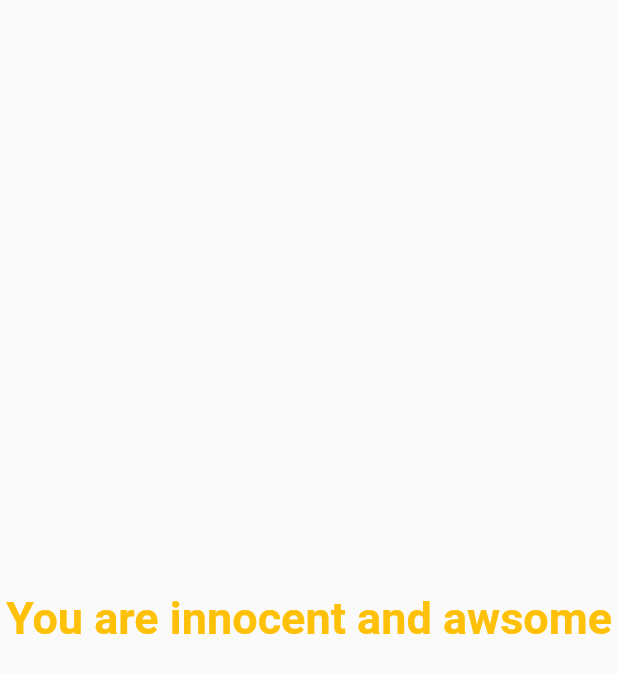
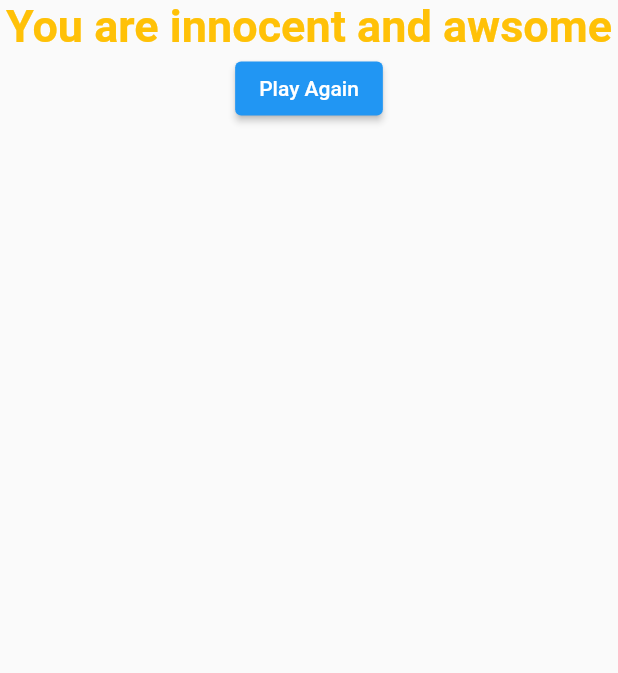
Before and after one commit to Rijankunwar3691/myapp, a Flutter app: the Result widget shown alone on an empty page, opened directly with empty values, on a phone screen of 412 x 824 dp. Shown: the top 673 px of the screen. Run offline on Flutter 3.47's test engine with Material 2 defaults, Android fonts, the phone set to English and light mode, and no system bars.

```diff
--- a/lib/result.dart
+++ b/lib/result.dart
@@ -2,7 +2,8 @@ import 'package:flutter/material.dart';
 
 class Result extends StatelessWidget {
   final int totalscore;
-  Result(this.totalscore);
+  final VoidCallback resethandler;
+  Result(this.totalscore, this.resethandler);
   String get resultphrase {
     String resulttext;
     if (totalscore <= 5) {
@@ -20,10 +21,15 @@ class Result extends StatelessWidget {
   @override
   Widget build(BuildContext context) {
     return Center(
-      child: Text(
-        resultphrase,
-        style: const TextStyle(
-            fontWeight: FontWeight.bold, fontSize: 30, color: Colors.amber),
+      child: Column(
+        children: [
+          Text(
+            resultphrase,
+            style: const TextStyle(
+                fontWeight: FontWeight.bold, fontSize: 30, color: Colors.amber),
+          ),
+          ElevatedButton(onPressed: resethandler, child: Text('Play Again'))
+        ],
       ),
     );
   }
```
Also changed, not shown: lib/main.dart (+26 -4 lines).
